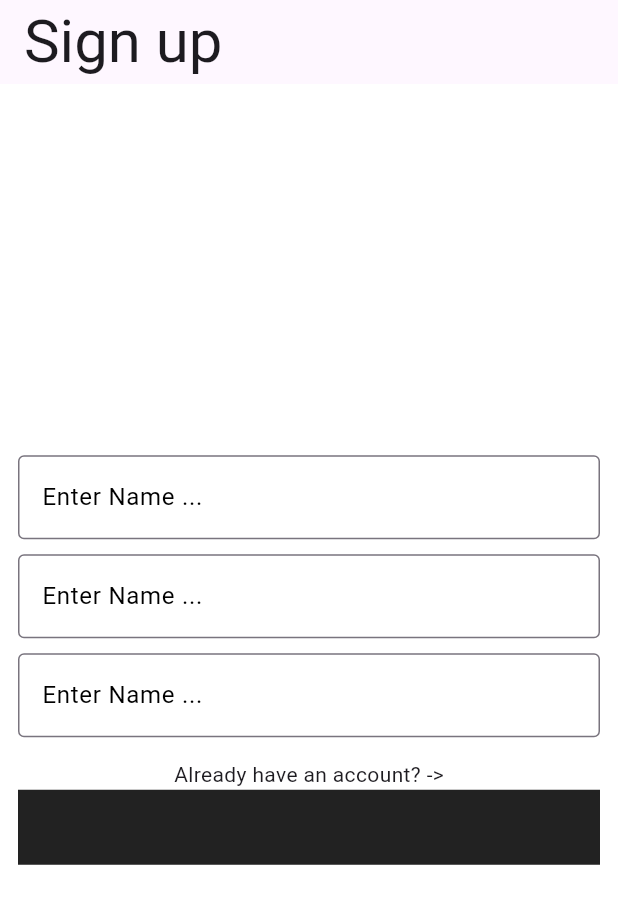
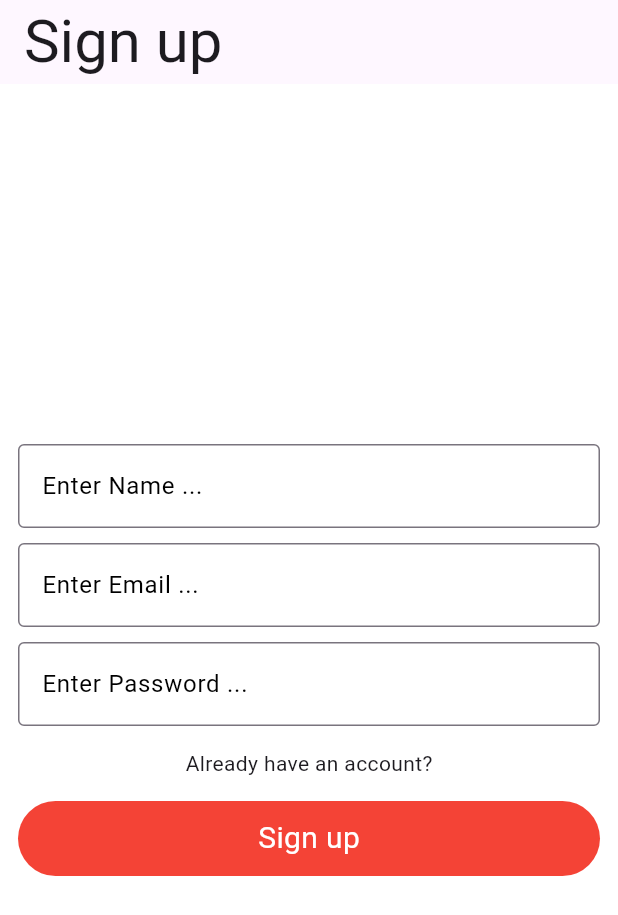
Before and after one commit to Parakkrama24/ar_funitur_mb, a Flutter app: the Register screen opened directly, on a phone screen of 412 x 824 dp. Shown: the top 915 px of the screen. Run offline on Flutter 3.47's test engine with Material 3 defaults, Android fonts, the phone set to English and light mode, and no system bars.

Commit message:
routs and register page

```diff
--- a/lib/main.dart
+++ b/lib/main.dart
@@ -1,26 +1,38 @@
 import 'package:flutter/material.dart';
 import 'package:kmwd/screens/Home.dart';
-import 'package:kmwd/screens/Register.dart';
+import 'package:kmwd/screens/authentcation/LoginScreen.dart';
+import 'package:kmwd/screens/authentcation/Register.dart';
 
 void main() {
   runApp(const MyApp());
 }
 
-class MyApp extends StatelessWidget {
+class MyApp extends StatefulWidget {
   const MyApp({super.key});
 
+  @override
+  State<MyApp> createState() => _MyAppState();
+}
+
+class _MyAppState extends State<MyApp> {
   // This widget is the root of your application.
   @override
   Widget build(BuildContext context) {
-    return const MaterialApp(
+    return  MaterialApp(
       debugShowCheckedModeBanner: false,
       title: 'Flutter Demo',
-      home: SafeArea(
+      home:const SafeArea(
         child: Padding(
           padding: EdgeInsets.all(4),
-          child: Register()
+          child: Home()
         ),
       ),
+      routes: <String,WidgetBuilder>{
+        '/register': (context) => Register(),
+        '/login': (context)=>Loginscreen(),
+        '/home':(context)=>Home()
+      },
+
     );
   }
 }
--- a/lib/screens/Home.dart
+++ b/lib/screens/Home.dart
@@ -9,7 +9,10 @@ class Home extends StatelessWidget {
     return Scaffold(
       appBar: AppBar(
         title: Text('Home'),
-      )
+      ),
+      body: SafeArea(child: FloatingActionButton(onPressed: ()=>{
+        Navigator.pushNamed(context, '/register')
+      },)),
     );
   }
 }
--- a/lib/screens/Register.dart
+++ b/lib/screens/authentcation/Register.dart
@@ -10,8 +10,8 @@ class Register extends StatefulWidget {
 
 class _RegisterState extends State<Register> {
   TextEditingController NameController = TextEditingController();
-  TextEditingController Email = TextEditingController();
-  TextEditingController Password = TextEditingController();
+  TextEditingController EmailController = TextEditingController();
+  TextEditingController PasswordController = TextEditingController();
   @override
   Widget build(BuildContext context) {
     return Scaffold(
@@ -38,26 +38,38 @@ class _RegisterState extends State<Register> {
                 height: 10,
               ),
               TextField(
-                controller: NameController,
-                decoration: apptextDecoration.main(hinttext_: "Enter Name ..."),
+                controller: EmailController,
+                decoration: apptextDecoration.main(hinttext_: "Enter Email ..."),
               ),
               const SizedBox(
                 height: 10,
               ),
               TextField(
-                controller: NameController,
-                decoration: apptextDecoration.main(hinttext_: "Enter Name ..."),
+                obscureText: true,
+                controller: PasswordController,
+                decoration: apptextDecoration.main(hinttext_: "Enter Password ..."),
+
               ),
-               const SizedBox(
+              const SizedBox(
                 height: 15,
               ),
-              GestureDetector(child: Text("Already have an account? ->")),
-              Container(
-                height: 50,
-                width: double.infinity,
-                decoration: buttonDecoration.main(),
+              GestureDetector(
+                child: const Text("Already have an account?"),
+                onTap: () => {Navigator.of(context).pushNamed('/login')},
+              ),
+              const SizedBox(height: 15),
+              GestureDetector(
+                child: Container(
+                  height: 50,
+                  width: double.infinity,
+                  decoration: buttonDecoration.main(color_: Colors.red),
+                  child:const Column(mainAxisAlignment: MainAxisAlignment.center
+                    ,children: [
+                    Text("Sign up", style: TextStyle(fontSize: 20, color: Colors.white),),
+                  ],),
+
+                ),
               )
-
             ],
           ),
         ),
--- a/lib/styles/Style.dart
+++ b/lib/styles/Style.dart
@@ -2,22 +2,24 @@ import 'package:flutter/material.dart';
 
 class apptextDecoration{
   static InputDecoration main({
-    hinttext_="Enter...."
+    hinttext_="Enter....",
+    labaleText=null
   }){
     return InputDecoration(
       border: const OutlineInputBorder(),
       hintText: hinttext_,
       hintStyle: const TextStyle(color: Colors.black),
-
+      labelText: labaleText
     );
 
   }
 }
 
 class buttonDecoration{
-  static BoxDecoration main({ color_ = Colors.black87}){
+  static BoxDecoration main({ color_ = const Color.fromARGB(221, 221, 44, 44)}){
     return BoxDecoration(
       color: color_,
+      borderRadius: BorderRadius.circular(25),
     );
   }
 }
```
Also changed, not shown: lib/screens/authentcation/LoginScreen.dart (added, +62 -0 lines).
